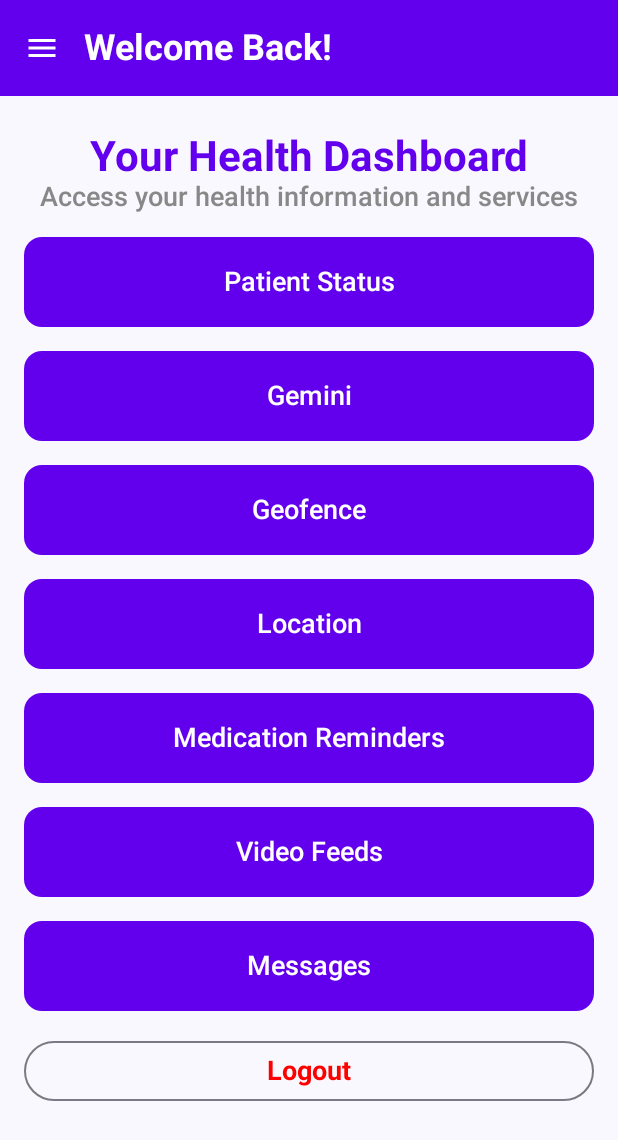
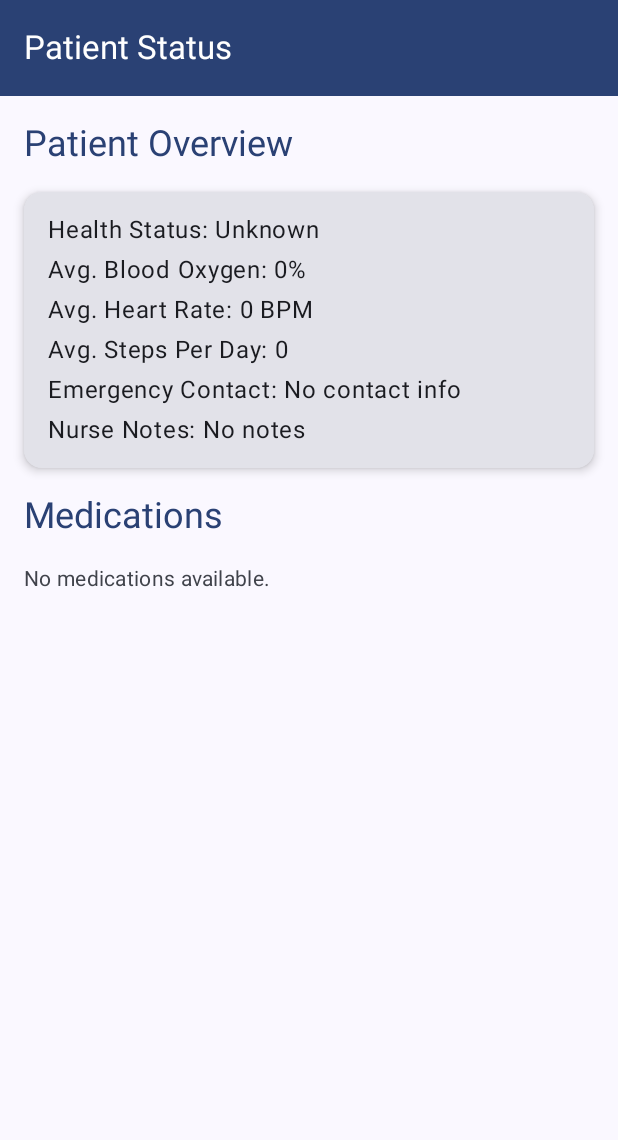
Before and after one commit to Adolfo-David-Romero/Caregiver, an Android app built with Jetpack Compose: the composable AppNavigation shown on its own in the app's theme, after a tap on "Patient Status", on a phone screen of 412 x 824 dp. Shown: the top 1140 px of the screen. Run offline under Robolectric (Android 15) with nearby library versions, the phone set to English and light mode, and no system bars; our stand-ins replace Firebase (no records; nobody signed in at launch, a user with empty details on screens opened directly).

Commit message:
Added Firebase integrated PatientStatus, MedicationReminders, and background process medication reminder. Should mirror UserSideApp changes.

```diff
--- a/app/build.gradle.kts
+++ b/app/build.gradle.kts
@@ -54,6 +54,7 @@ dependencies {
     implementation(libs.navigation.compose)
     implementation(libs.firebase.common.ktx)
     implementation(libs.google.firebase.auth.ktx)
+    implementation(libs.google.firebase.firestore.ktx)
     testImplementation(libs.junit)
     androidTestImplementation(libs.androidx.junit)
     androidTestImplementation(libs.androidx.espresso.core)
--- a/app/src/main/AndroidManifest.xml
+++ b/app/src/main/AndroidManifest.xml
@@ -33,6 +33,10 @@
                 <category android:name="android.intent.category.LAUNCHER" />
             </intent-filter>
         </activity>
+        <!-- Registering the BroadcastReceiver -->
+        <receiver android:name=".services.MedicationAlarmReceiver"
+            android:exported="false" />
+        <!-- Registering the BroadcastReceiver -->
         <meta-data
             android:name="com.google.android.geo.API_KEY"
             android:value="AIzaSyCGP1r4R5gzEMNt9zBJOPGEd3WRcf1LnGo"/>
--- /dev/null
+++ b/app/src/main/java/sheridan/romeroad/caregiver/data/PatientStatus.kt
@@ -0,0 +1,17 @@
+package sheridan.romeroad.caregiver.data
+
+/**
+ * Student ID: 991555778
+ * Caregiver
+ * created by davidromero
+ * on 2025-03-24
+ **/
+data class PatientStatus(
+    val healthStatus: String = "", // e.g., "Diabetes"
+    //val medications: List<MedicationReminder> = emptyList(),
+    val avgBloodOxygen: Int = 0, // Percentage
+    val avgHeartRate: Int = 0, // Beats per minute
+    val avgStepsPerDay: Int = 0,
+    val emergencyContact: String = "", // Contact info
+    val nurseNotes: String = "" // Notes from the nurse
+)
--- a/app/src/main/java/sheridan/romeroad/caregiver/ui/common/AppNavigation.kt
+++ b/app/src/main/java/sheridan/romeroad/caregiver/ui/common/AppNavigation.kt
@@ -4,6 +4,7 @@ import android.content.Intent
 import androidx.compose.runtime.Composable
 import androidx.compose.runtime.LaunchedEffect
 import androidx.compose.ui.platform.LocalContext
+import androidx.lifecycle.viewmodel.compose.viewModel
 import androidx.navigation.compose.NavHost
 import androidx.navigation.compose.composable
 import androidx.navigation.compose.rememberNavController
@@ -11,6 +12,9 @@ import com.google.firebase.Firebase
 import com.google.firebase.auth.auth
 import sheridan.romeroad.caregiver.ui.auth.LoginScreen
 import sheridan.romeroad.caregiver.ui.home.HomeScreen
+import sheridan.romeroad.caregiver.ui.status.PatientStatusScreen
+import sheridan.romeroad.caregiver.viewmodels.MedicationViewModel
+import sheridan.romeroad.caregiver.viewmodels.PatientStatusViewModel
 
 /**
  * Student ID: 991555778
@@ -24,19 +28,30 @@ fun AppNavigation() {
     val isLoggedIn = Firebase.auth.currentUser != null
     val userId = Firebase.auth.currentUser?.uid
     val context = LocalContext.current
+
     /*View Models*/
+    val medicationViewModel: MedicationViewModel = viewModel()
+    val patientStatusViewModel: PatientStatusViewModel = viewModel()
     /*View Models*/
 
 
+
     NavHost(navController = navController, startDestination = if (isLoggedIn) "home" else "login") {
-        composable("login") {
-            LoginScreen(
+        //Auth
+        composable("login") { LoginScreen(
                 onLoginSuccess = { navController.navigate("home") { popUpTo("login") { inclusive = true } } },
                 onNavigateToRegister = { navController.navigate("register") }
             )
         }
-
+        //Home
         composable("home") { HomeScreen(navController) }
-
+        //Patent Status
+        composable("patientStatus") {
+            PatientStatusScreen(
+                viewModel = patientStatusViewModel,
+                medicationViewModel = medicationViewModel,
+                patientId = userId ?: "defaultPatientId" // Replace with actual patient ID
+            )
+        }
     }
 }
--- /dev/null
+++ b/app/src/main/java/sheridan/romeroad/caregiver/ui/status/PatientStatusScreen.kt
@@ -0,0 +1,141 @@
+package sheridan.romeroad.caregiver.ui.status
+
+import android.annotation.SuppressLint
+import androidx.compose.foundation.layout.Arrangement
+import androidx.compose.foundation.layout.Column
+import androidx.compose.foundation.layout.fillMaxSize
+import androidx.compose.foundation.layout.fillMaxWidth
+import androidx.compose.foundation.layout.padding
+import androidx.compose.foundation.lazy.LazyColumn
+import androidx.compose.foundation.lazy.items
+import androidx.compose.material3.Card
+import androidx.compose.material3.CardDefaults
+import androidx.compose.material3.ExperimentalMaterial3Api
+import androidx.compose.material3.MaterialTheme
+import androidx.compose.material3.Scaffold
+import androidx.compose.material3.Text
+import androidx.compose.material3.TopAppBar
+import androidx.compose.material3.TopAppBarDefaults
+import androidx.compose.runtime.Composable
+import androidx.compose.runtime.LaunchedEffect
+import androidx.compose.runtime.collectAsState
+import androidx.compose.runtime.getValue
+import androidx.compose.ui.Modifier
+import androidx.compose.ui.unit.dp
+import sheridan.romeroad.caregiver.ui.medication.MedicationReminderItem
+import sheridan.romeroad.caregiver.viewmodels.MedicationViewModel
+import sheridan.romeroad.caregiver.viewmodels.PatientStatusViewModel
+
+/**
+ * Student ID: 991555778
+ * Caregiver
+ * created by davidromero
+ * on 2025-03-24
+ **/
+@OptIn(ExperimentalMaterial3Api::class)
+@SuppressLint("UnusedMaterial3ScaffoldPaddingParameter")
+@Composable
+fun PatientStatusScreen(
+    viewModel: PatientStatusViewModel,
+    medicationViewModel: MedicationViewModel,
+    patientId: String
+) {
+    val patientStatus by viewModel.patientStatus.collectAsState()
+    val medications by medicationViewModel.medications.collectAsState()
+
+    LaunchedEffect(Unit) {
+        viewModel.fetchPatientStatus(patientId)
+        medicationViewModel.fetchMedications()
+    }
+
+    Scaffold(
+        topBar = {
+            TopAppBar(
+                title = {
+                    Text(
+                        "Patient Status",
+                        style = MaterialTheme.typography.titleLarge,
+                        color = MaterialTheme.colorScheme.onPrimary
+                    )
+                },
+                colors = TopAppBarDefaults.topAppBarColors(
+                    containerColor = MaterialTheme.colorScheme.primary,
+                    titleContentColor = MaterialTheme.colorScheme.onPrimary
+                )
+            )
+        }
+    ) { innerPadding ->
+        LazyColumn(
+            modifier = Modifier
+                .fillMaxSize()
+                .padding(innerPadding)
+                .padding(16.dp),
+            verticalArrangement = Arrangement.spacedBy(16.dp)
+        ) {
+            // Header Section
+            item {
+                Text(
+                    "Patient Overview",
+                    style = MaterialTheme.typography.headlineSmall,
+                    color = MaterialTheme.colorScheme.primary
+                )
+            }
+
+            // General Health Information
+            patientStatus?.let { status ->
+                item {
+                    Card(
+                        modifier = Modifier.fillMaxWidth(),
+                        elevation = CardDefaults.cardElevation(4.dp)
+                    ) {
+                        Column(
+                            modifier = Modifier
+                                .fillMaxWidth()
+                                .padding(16.dp),
+                            verticalArrangement = Arrangement.spacedBy(8.dp)
+                        ) {
+                            Text("Health Status: ${status.healthStatus}", style = MaterialTheme.typography.bodyLarge)
+                            Text("Avg. Blood Oxygen: ${status.avgBloodOxygen}%", style = MaterialTheme.typography.bodyLarge)
+                            Text("Avg. Heart Rate: ${status.avgHeartRate} BPM", style = MaterialTheme.typography.bodyLarge)
+                            Text("Avg. Steps Per Day: ${status.avgStepsPerDay}", style = MaterialTheme.typography.bodyLarge)
+                            Text("Emergency Contact: ${status.emergencyContact}", style = MaterialTheme.typography.bodyLarge)
+                            Text("Nurse Notes: ${status.nurseNotes}", style = MaterialTheme.typography.bodyLarge)
+                        }
+                    }
+                }
+
+                // Medications Section Header
+                item {
+                    Text(
+                        "Medications",
+                        style = MaterialTheme.typography.headlineSmall,
+                        color = MaterialTheme.colorScheme.primary
+                    )
+                }
+
+                // Medications List
+                if (medications.isNotEmpty()) {
+                    items(medications) { medication ->
+                        MedicationReminderItem(medication)
+                    }
+                } else {
+                    item {
+                        Text(
+                            "No medications available.",
+                            style = MaterialTheme.typography.bodyMedium,
+                            color = MaterialTheme.colorScheme.onSurfaceVariant
+                        )
+                    }
+                }
+            } ?: run {
+                item {
+                    Text(
+                        "Loading patient status...",
+                        style = MaterialTheme.typography.bodyLarge,
+                        color = MaterialTheme.colorScheme.onSurfaceVariant
+                    )
+                }
+            }
+        }
+    }
+}
--- /dev/null
+++ b/app/src/main/java/sheridan/romeroad/caregiver/viewmodels/MedicationViewModel.kt
@@ -0,0 +1,63 @@
+package sheridan.romeroad.caregiver.viewmodels
+
+import android.content.Context
+import android.util.Log
+import androidx.lifecycle.ViewModel
+import com.google.firebase.firestore.FirebaseFirestore
+import com.google.firebase.firestore.ListenerRegistration
+import kotlinx.coroutines.flow.MutableStateFlow
+import kotlinx.coroutines.flow.StateFlow
+import sheridan.romeroad.caregiver.data.MedicationReminder
+import sheridan.romeroad.caregiver.domain.scheduleMedicationAlarm
+
+/**
+ * Student ID: 991555778
+ * Caregiver
+ * created by davidromero
+ * on 2025-03-24
+ **/
+class MedicationViewModel : ViewModel() {
+    val db = FirebaseFirestore.getInstance()
+    val _medications = MutableStateFlow<List<MedicationReminder>>(emptyList())
+    val medications: StateFlow<List<MedicationReminder>> = _medications
+
+    private var listenerRegistration: ListenerRegistration? = null
+
+    fun fetchMedications() {
+        listenerRegistration?.remove() // Remove previous listener
+        listenerRegistration = db.collection("medications")
+            .addSnapshotListener { snapshot, error ->
+                if (error != null) {
+                    Log.e("MedicationViewModel", "Error fetching medications: ${error.message}")
+                    _medications.value = emptyList()
+                    return@addSnapshotListener
+                }
+                if (snapshot != null) {
+                    val fetchedMedications = snapshot.documents.mapNotNull { document ->
+                        document.toObject(MedicationReminder::class.java)
+                    }
+                    _medications.value = fetchedMedications
+                }
+            }
+    }
+
+    fun scheduleAlarms(context: Context) {
+        medications.value.forEach { reminder ->
+            try {
+                scheduleMedicationAlarm(context, reminder)
+            } catch (e: Exception) {
+                Log.e("MedicationViewModel", "Failed to schedule alarm for ${reminder.name}: ${e.message}")
+            }
+        }
+    }
+    fun formatMedicationsForGemini(): String {
+        return medications.value.joinToString("\n") { reminder ->
+            "Name: ${reminder.name}, Time: ${reminder.time}, Dosage: ${reminder.dosage}, Taken: ${if (reminder.isTaken) "Yes" else "No"}"
+        }
+    }
+
+    override fun onCleared() {
+        super.onCleared()
+        listenerRegistration?.remove() // Clean up Firestore listener
+    }
+}
--- /dev/null
+++ b/app/src/main/java/sheridan/romeroad/caregiver/viewmodels/PatientStatusViewModel.kt
@@ -0,0 +1,60 @@
+package sheridan.romeroad.caregiver.viewmodels
+
+import androidx.lifecycle.ViewModel
+import androidx.lifecycle.viewModelScope
+import com.google.firebase.firestore.FirebaseFirestore
+import kotlinx.coroutines.flow.MutableStateFlow
+import kotlinx.coroutines.flow.StateFlow
+import kotlinx.coroutines.launch
+import kotlinx.coroutines.tasks.await
+import sheridan.romeroad.caregiver.data.MedicationReminder
+import sheridan.romeroad.caregiver.data.PatientStatus
+
+/**
+ * Student ID: 991555778
+ * Caregiver
+ * created by davidromero
+ * on 2025-03-24
+ **/
+class PatientStatusViewModel : ViewModel() {
+    private val db = FirebaseFirestore.getInstance()
+
+    private val _patientStatus = MutableStateFlow<PatientStatus?>(null)
+    val patientStatus: StateFlow<PatientStatus?> = _patientStatus
+
+    fun fetchPatientStatus(patientId: String) {
+        viewModelScope.launch {
+            try {
+                // Fetch Patient Info
+                val patientDoc = db.collection("patients").document(patientId).get().await()
+                val healthStatus = patientDoc.getString("healthStatus") ?: "Unknown"
+                val avgBloodOxygen = patientDoc.getLong("avgBloodOxygen")?.toInt() ?: 0
+                val avgHeartRate = patientDoc.getLong("avgHeartRate")?.toInt() ?: 0
+                val avgStepsPerDay = patientDoc.getLong("avgStepsPerDay")?.toInt() ?: 0
+                val emergencyContact = patientDoc.getString("emergencyContact") ?: "No contact info"
+                val nurseNotes = patientDoc.getString("nurseNotes") ?: "No notes"
+
+                val medications = db.collection("medications")
+                    .whereEqualTo("patientId", patientId)
+                    .get()
+                    .await()
+                    .documents.mapNotNull { it.toObject(MedicationReminder::class.java) }
+
+                // Populate PatientStatus object
+                val fetchedStatus = PatientStatus(
+                    healthStatus = healthStatus,
+                    //medications = medications,
+                    avgBloodOxygen = avgBloodOxygen,
+                    avgHeartRate = avgHeartRate,
+                    avgStepsPerDay = avgStepsPerDay,
+                    emergencyContact = emergencyContact,
+                    nurseNotes = nurseNotes
+                )
+
+                _patientStatus.value = fetchedStatus
+            } catch (e: Exception) {
+                _patientStatus.value = null
+            }
+        }
+    }
+}
--- a/gradle/libs.versions.toml
+++ b/gradle/libs.versions.toml
@@ -51,6 +51,7 @@ playServicesLocation = "21.3.0"
 navigationComposeVersion = "2.8.9"
 firebaseCommonKtx = "21.0.0"
 firebaseAuthKtxVersion = "23.2.0"
+firebaseFirestoreKtxVersion = "25.1.3"
 
 [libraries]
 androidx-lifecycle-viewmodel-compose = { module = "androidx.lifecycle:lifecycle-viewmodel-compose", version.ref = "lifecycleViewmodelCompose" }
@@ -106,6 +107,7 @@ play-services-location = { group = "com.google.android.gms", name = "play-servic
 navigation-compose = { group = "androidx.navigation", name = "navigation-compose", version.ref = "navigationComposeVersion" }
 firebase-common-ktx = { group = "com.google.firebase", name = "firebase-common-ktx", version.ref = "firebaseCommonKtx" }
 google-firebase-auth-ktx = { group = "com.google.firebase", name = "firebase-auth-ktx", version.ref = "firebaseAuthKtxVersion" }
+google-firebase-firestore-ktx = { group = "com.google.firebase", name = "firebase-firestore-ktx", version.ref = "firebaseFirestoreKtxVersion" }
 #google-webrtc = { group = "org.webrtc", name = "google-webrtc", version.ref = "googleWebrtc" }
 
 [plugins]
```
Also changed, not shown: app/src/main/java/sheridan/romeroad/caregiver/data/MedicationReminder.kt (added, +15 -0 lines), app/src/main/java/sheridan/romeroad/caregiver/domain/scheduleMedicationAlarm.kt (added, +66 -0 lines), app/src/main/java/sheridan/romeroad/caregiver/services/MedicationAlarmReceiver.kt (added, +22 -0 lines), app/src/main/java/sheridan/romeroad/caregiver/ui/medication/MedicationReminderItem.kt (added, +45 -0 lines), app/src/main/java/sheridan/romeroad/caregiver/ui/medication/MedicationRemindersScreen.kt (added, +75 -0 lines).
